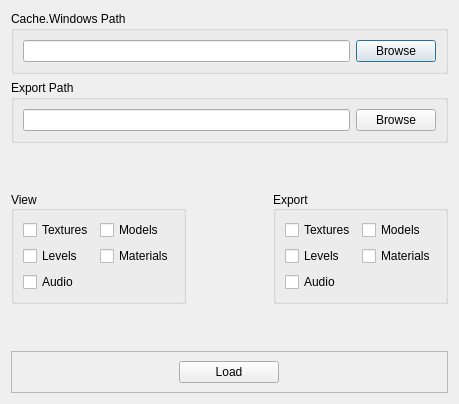
Old version of the form Picker.ui in the repository Puxtril/Warframe-Exporter.
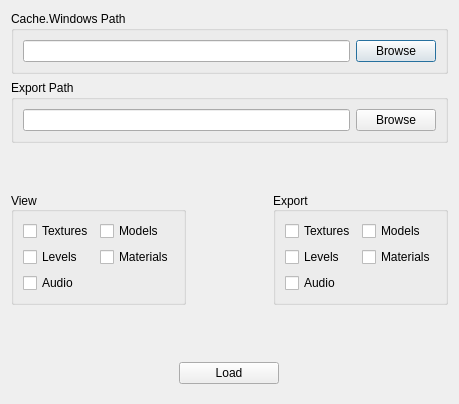
New version of the form.

Commit message: Added help for the Picker window's elements

Patch:
```diff
--- a/Picker.ui
+++ b/Picker.ui
@@ -282,11 +282,14 @@
       </size>
      </property>
      <property name="frameShape">
-      <enum>QFrame::StyledPanel</enum>
+      <enum>QFrame::NoFrame</enum>
      </property>
      <property name="frameShadow">
       <enum>QFrame::Raised</enum>
      </property>
+     <property name="lineWidth">
+      <number>0</number>
+     </property>
      <layout class="QHBoxLayout" name="horizontalLayout_3">
       <item>
        <widget class="QPushButton" name="LoadButton">
```
Left out of the diff: 17 changed lines with no effect on the pictures. The commit also changes 2 other files.
